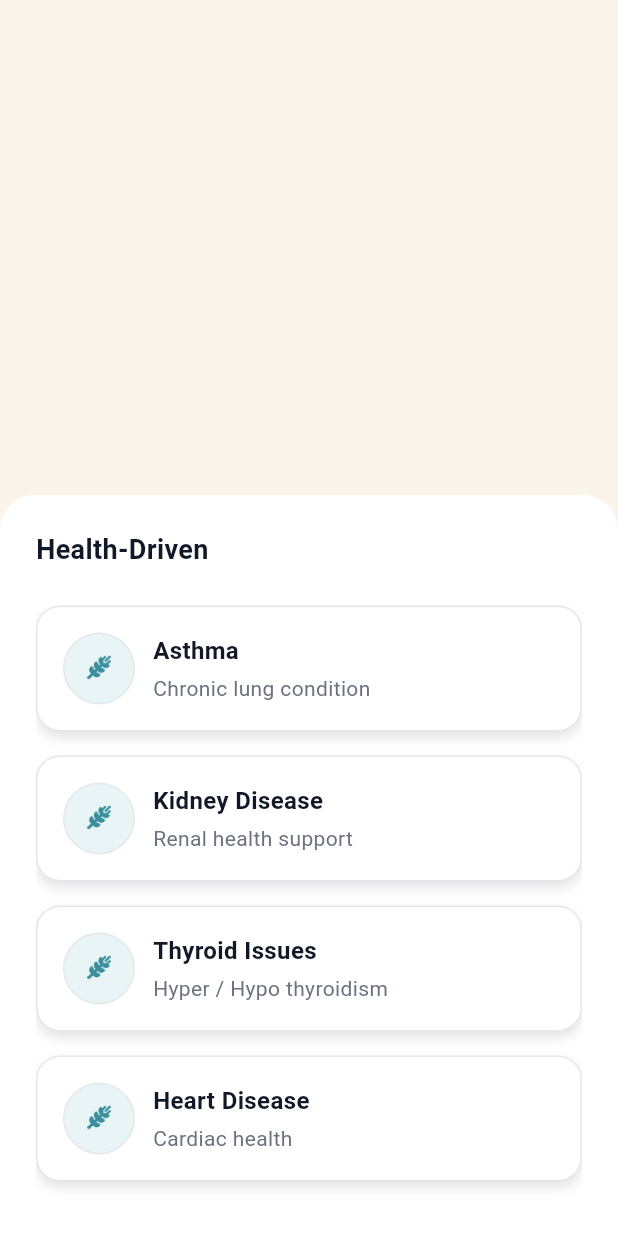
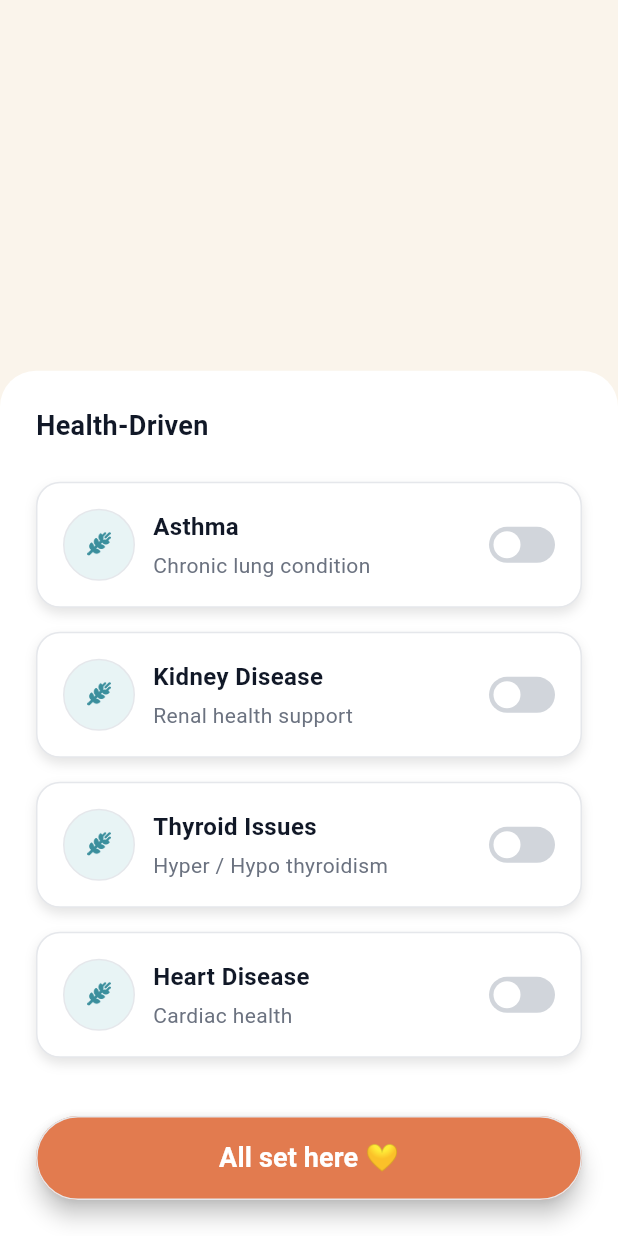
Before and after one commit to Mehedi259/gabebae, a Flutter app: the ProfileSetup3BottomSheet widget shown alone on an empty page, opened directly, on a phone screen of 412 x 824 dp. Run offline on Flutter 3.47's test engine with Material 3 defaults, Android fonts, the light colour scheme and no system bars; our stand-ins replace camera, device_preview, flutter_screenutil, flutter_svg, get, go_router and 2 more; Roboto replaces fonts that are missing (EB Garamond, Poppins); project files that could hold a hidden picture were left out.

Commit message:
name changed

```diff
--- a/lib/presentation/screens/authentication/forget_password.dart
+++ b/lib/presentation/screens/authentication/forget_password.dart
@@ -1,5 +1,5 @@
 import 'package:flutter/material.dart';
-import 'package:gabebae/core/routes/routes.dart';
+import 'package:MenuSideKick/core/routes/routes.dart';
 import '../../../core/custom_assets/assets.gen.dart';
 import 'package:go_router/go_router.dart';
 import '../../../core/routes/route_path.dart';
--- a/lib/presentation/screens/authentication/signin.dart
+++ b/lib/presentation/screens/authentication/signin.dart
@@ -1,6 +1,6 @@
 import 'package:flutter/gestures.dart';
 import 'package:flutter/material.dart';
-import 'package:gabebae/core/routes/routes.dart';
+import 'package:MenuSideKick/core/routes/routes.dart';
 import 'package:go_router/go_router.dart';
 import '../../../core/custom_assets/assets.gen.dart';
 import '../../../core/routes/route_path.dart';
--- a/lib/presentation/screens/authentication/verify_code.dart
+++ b/lib/presentation/screens/authentication/verify_code.dart
@@ -1,7 +1,7 @@
 import 'package:flutter/gestures.dart';
 import 'package:flutter/material.dart';
 import 'package:pin_code_fields/pin_code_fields.dart';
-import 'package:gabebae/core/routes/routes.dart';
+import 'package:MenuSideKick/core/routes/routes.dart';
 import 'package:go_router/go_router.dart';
 import '../../../core/custom_assets/assets.gen.dart';
 import '../../../core/routes/route_path.dart';
--- a/lib/presentation/screens/onbording/onbording1.dart
+++ b/lib/presentation/screens/onbording/onbording1.dart
@@ -1,5 +1,5 @@
 import 'package:flutter/material.dart';
-import 'package:gabebae/core/routes/routes.dart';
+import 'package:MenuSideKick/core/routes/routes.dart';
 import 'package:go_router/go_router.dart';
 
 import '../../../core/custom_assets/assets.gen.dart';
--- a/lib/presentation/screens/onbording/splashScreen.dart
+++ b/lib/presentation/screens/onbording/splashScreen.dart
@@ -1,6 +1,6 @@
 import 'dart:async';
 import 'package:flutter/material.dart';
-import 'package:gabebae/core/routes/routes.dart';
+import 'package:MenuSideKick/core/routes/routes.dart';
 import 'package:go_router/go_router.dart';
 import '../../../core/custom_assets/assets.gen.dart';
 import '../../../core/routes/route_path.dart';
--- a/lib/presentation/screens/profileSetup/profile_setup2.dart
+++ b/lib/presentation/screens/profileSetup/profile_setup2.dart
@@ -1,7 +1,7 @@
 import 'package:flutter/material.dart';
-import 'package:gabebae/core/routes/routes.dart';
-import 'package:gabebae/presentation/screens/profileSetup/profile_setup_widgets/profile_setup2_bottom_sheet.dart';
-import 'package:gabebae/presentation/screens/profileSetup/profile_setup_widgets/profile_setup_heading2345.dart';
+import 'package:MenuSideKick/core/routes/routes.dart';
+import 'package:MenuSideKick/presentation/screens/profileSetup/profile_setup_widgets/profile_setup2_bottom_sheet.dart';
+import 'package:MenuSideKick/presentation/screens/profileSetup/profile_setup_widgets/profile_setup_heading2345.dart';
 import 'package:go_router/go_router.dart';
 import '../../../core/custom_assets/assets.gen.dart';
 import '../../../core/routes/route_path.dart';
--- a/lib/presentation/screens/profileSetup/profile_setup3.dart
+++ b/lib/presentation/screens/profileSetup/profile_setup3.dart
@@ -1,9 +1,9 @@
 import 'package:flutter/material.dart';
-import 'package:gabebae/core/custom_assets/assets.gen.dart';
-import 'package:gabebae/core/routes/route_path.dart';
-import 'package:gabebae/core/routes/routes.dart';
-import 'package:gabebae/presentation/screens/profileSetup/profile_setup_widgets/profile_setup3_bottom_sheet.dart';
-import 'package:gabebae/presentation/screens/profileSetup/profile_setup_widgets/profile_setup_heading2345.dart';
+import 'package:MenuSideKick/core/custom_assets/assets.gen.dart';
+import 'package:MenuSideKick/core/routes/route_path.dart';
+import 'package:MenuSideKick/core/routes/routes.dart';
+import 'package:MenuSideKick/presentation/screens/profileSetup/profile_setup_widgets/profile_setup3_bottom_sheet.dart';
+import 'package:MenuSideKick/presentation/screens/profileSetup/profile_setup_widgets/profile_setup_heading2345.dart';
 import 'package:go_router/go_router.dart';
 import '../../widgets/custom_bottons/custom_button/button.dart';
 
@@ -70,13 +70,16 @@ class _ProfileSetup3ScreenState extends State<ProfileSetup3Screen> {
           children: [
             const SizedBox(height: 24),
 
-            /// ===== Fixed Header =====
-            ProfileSetupHeading(
-              stepText: "Step 3 of 5",
-              progress: 0.6,
-              title: "Should we watch out for any health needs?",
-              subtitle: "We’ve got your back, always ✨",
-              onBack: () => context.go(RoutePath.profileSetup2.addBasePath),
+            /// ===== Fixed Header with Margin =====
+            Padding(
+              padding: const EdgeInsets.symmetric(horizontal: 24),
+              child: ProfileSetupHeading(
+                stepText: "Step 3 of 5",
+                progress: 0.6,
+                title: "Should we watch out for any health needs?",
+                subtitle: "We’ve got your back, always ✨",
+                onBack: () => context.go(RoutePath.profileSetup2.addBasePath),
+              ),
             ),
 
             const SizedBox(height: 24),
@@ -167,7 +170,7 @@ class _ProfileSetup3ScreenState extends State<ProfileSetup3Screen> {
             height: 48,
             decoration: BoxDecoration(
               color: const Color(0xFFE8F4F5),
-              border: Border.all(color: Color(0xFFE5E7EB)),
+              border: Border.all(color: const Color(0xFFE5E7EB)),
               borderRadius: BorderRadius.circular(9999),
             ),
             child: Center(
--- a/lib/presentation/screens/profileSetup/profile_setup_widgets/profile_setup1_bottom_sheet.dart
+++ b/lib/presentation/screens/profileSetup/profile_setup_widgets/profile_setup1_bottom_sheet.dart
@@ -1,6 +1,6 @@
 import 'package:flutter/material.dart';
-import 'package:gabebae/core/custom_assets/assets.gen.dart';
-import 'package:gabebae/core/routes/routes.dart';
+import 'package:MenuSideKick/core/custom_assets/assets.gen.dart';
+import 'package:MenuSideKick/core/routes/routes.dart';
 import 'package:go_router/go_router.dart';
 import '../../../../core/routes/route_path.dart';
 import 'profile_setup1_balance_controller_popup.dart';
--- a/lib/presentation/screens/profileSetup/profile_setup_widgets/profile_setup1_heading.dart
+++ b/lib/presentation/screens/profileSetup/profile_setup_widgets/profile_setup1_heading.dart
@@ -1,5 +1,5 @@
 import 'package:flutter/material.dart';
-import 'package:gabebae/core/routes/routes.dart';
+import 'package:MenuSideKick/core/routes/routes.dart';
 import 'package:go_router/go_router.dart';
 import '../../../../core/custom_assets/assets.gen.dart';
 import '../../../../core/routes/route_path.dart';
--- a/lib/presentation/screens/profileSetup/profile_setup_widgets/profile_setup2_bottom_sheet.dart
+++ b/lib/presentation/screens/profileSetup/profile_setup_widgets/profile_setup2_bottom_sheet.dart
@@ -1,6 +1,6 @@
 import 'package:flutter/material.dart';
-import 'package:gabebae/core/custom_assets/assets.gen.dart';
-import 'package:gabebae/core/routes/routes.dart';
+import 'package:MenuSideKick/core/custom_assets/assets.gen.dart';
+import 'package:MenuSideKick/core/routes/routes.dart';
 import 'package:go_router/go_router.dart';
 import '../../../../core/routes/route_path.dart';
 import '../../../widgets/custom_bottons/custom_button/button.dart';
--- a/lib/presentation/screens/profileSetup/profile_setup_widgets/profile_setup3_bottom_sheet.dart
+++ b/lib/presentation/screens/profileSetup/profile_setup_widgets/profile_setup3_bottom_sheet.dart
@@ -1,23 +1,42 @@
 import 'package:flutter/material.dart';
-import 'package:gabebae/core/custom_assets/assets.gen.dart';
+import 'package:MenuSideKick/core/custom_assets/assets.gen.dart';
+import 'package:MenuSideKick/presentation/widgets/custom_bottons/custom_button/button.dart';
 
-class ProfileSetup3BottomSheet extends StatelessWidget {
+class ProfileSetup3BottomSheet extends StatefulWidget {
   const ProfileSetup3BottomSheet({super.key});
+
+  @override
+  State<ProfileSetup3BottomSheet> createState() =>
+      _ProfileSetup3BottomSheetState();
+}
+
+class _ProfileSetup3BottomSheetState extends State<ProfileSetup3BottomSheet> {
+  /// Track switch states
+  final Map<String, bool> _switchStates = {
+    "Asthma": false,
+    "Kidney Disease": false,
+    "Thyroid Issues": false,
+    "Heart Disease": false,
+  };
 
   @override
   Widget build(BuildContext context) {
     return DraggableScrollableSheet(
-      initialChildSize: 0.6,
-      maxChildSize: 0.9,
+      initialChildSize: 0.7,
+      maxChildSize: 0.95,
       minChildSize: 0.4,
       builder: (_, controller) => Container(
         decoration: const BoxDecoration(
           color: Colors.white,
           borderRadius: BorderRadius.vertical(top: Radius.circular(24)),
         ),
-        padding: const EdgeInsets.all(24),
-        child: Column(
-          crossAxisAlignment: CrossAxisAlignment.start,
+        child: Stack(
+          children: [
+            /// ===== Scrollable Content =====
+            Padding(
+              padding: const EdgeInsets.fromLTRB(24, 24, 24, 90),
+              child: ListView(
+                controller: controller,
                 children: [
                   /// ===== Header =====
                   const Text(
@@ -31,11 +50,7 @@ class ProfileSetup3BottomSheet extends StatelessWidget {
                   ),
                   const SizedBox(height: 24),
 
-            /// ===== Scrollable Cards =====
-            Expanded(
-              child: ListView(
-                controller: controller,
-                children: [
+                  /// ===== Cards =====
                   _buildHealthCard(
                     title: "Asthma",
                     subtitle: "Chronic lung condition",
@@ -59,6 +74,19 @@ class ProfileSetup3BottomSheet extends StatelessWidget {
                 ],
               ),
             ),
+
+            /// ===== Fixed Bottom Button =====
+            Positioned(
+              left: 24,
+              right: 24,
+              bottom: 24,
+              child: CustomButton(
+                text: "All set here 💛",
+                onTap: () {
+                  Navigator.pop(context);
+                },
+              ),
+            ),
           ],
         ),
       ),
@@ -66,20 +94,22 @@ class ProfileSetup3BottomSheet extends StatelessWidget {
   }
 
   /// ===============================
-  /// Reusable Card (No Switch Here)
+  /// Reusable Card With Custom Switch
   /// ===============================
   Widget _buildHealthCard({
     required String title,
     required String subtitle,
     required String imagePath,
   }) {
+    final bool isActive = _switchStates[title] ?? false;
+
     return Container(
       margin: const EdgeInsets.only(bottom: 16),
       padding: const EdgeInsets.all(17),
       decoration: BoxDecoration(
         color: Colors.white,
         borderRadius: BorderRadius.circular(16),
-        border: Border.all(color: Color(0xFFE5E7EB), width: 1),
+        border: Border.all(color: const Color(0xFFE5E7EB), width: 1),
         boxShadow: const [
           BoxShadow(
             color: Color(0x1A000000),
@@ -96,7 +126,7 @@ class ProfileSetup3BottomSheet extends StatelessWidget {
             height: 48,
             decoration: BoxDecoration(
               color: const Color(0xFFE8F4F5),
-              border: Border.all(color: Color(0xFFE5E7EB)),
+              border: Border.all(color: const Color(0xFFE5E7EB)),
               borderRadius: BorderRadius.circular(9999),
             ),
             child: Center(
@@ -110,7 +140,8 @@ class ProfileSetup3BottomSheet extends StatelessWidget {
           const SizedBox(width: 12),
 
           /// Text
-          Column(
+          Expanded(
+            child: Column(
               crossAxisAlignment: CrossAxisAlignment.start,
               children: [
                 Text(
@@ -134,6 +165,41 @@ class ProfileSetup3BottomSheet extends StatelessWidget {
                 ),
               ],
             ),
+          ),
+
+          /// Custom Switch
+          GestureDetector(
+            onTap: () {
+              setState(() {
+                _switchStates[title] = !isActive;
+              });
+            },
+            child: AnimatedContainer(
+              duration: const Duration(milliseconds: 250),
+              width: 44,
+              height: 24,
+              padding: const EdgeInsets.all(3),
+              decoration: BoxDecoration(
+                borderRadius: BorderRadius.circular(20),
+                color: isActive
+                    ? const Color(0xFF10B981)
+                    : const Color(0xFFD1D5DB),
+              ),
+              child: AnimatedAlign(
+                duration: const Duration(milliseconds: 250),
+                alignment:
+                isActive ? Alignment.centerRight : Alignment.centerLeft,
+                child: Container(
+                  width: 18,
+                  height: 18,
+                  decoration: const BoxDecoration(
+                    color: Colors.white,
+                    shape: BoxShape.circle,
+                  ),
+                ),
+              ),
+            ),
+          ),
         ],
       ),
     );
--- a/lib/presentation/screens/profileSetup/profile_setup_widgets/profile_setup_heading2345.dart
+++ b/lib/presentation/screens/profileSetup/profile_setup_widgets/profile_setup_heading2345.dart
@@ -1,5 +1,5 @@
 import 'package:flutter/material.dart';
-import 'package:gabebae/core/routes/routes.dart';
+import 'package:MenuSideKick/core/routes/routes.dart';
 import 'package:go_router/go_router.dart';
 import '../../../../core/custom_assets/assets.gen.dart';
 import '../../../../core/routes/route_path.dart';
--- a/pubspec.yaml
+++ b/pubspec.yaml
@@ -1,4 +1,4 @@
-name: gabebae
+name: MenuSideKick
 description: "Menu Side Kick"
 publish_to: 'none'
 
```
Also changed, not shown: lib/presentation/screens/profileSetup/profile_setup1.dart (+4 -4 lines), 2 other files. Lines whose indentation alone changed are shown as unchanged.
